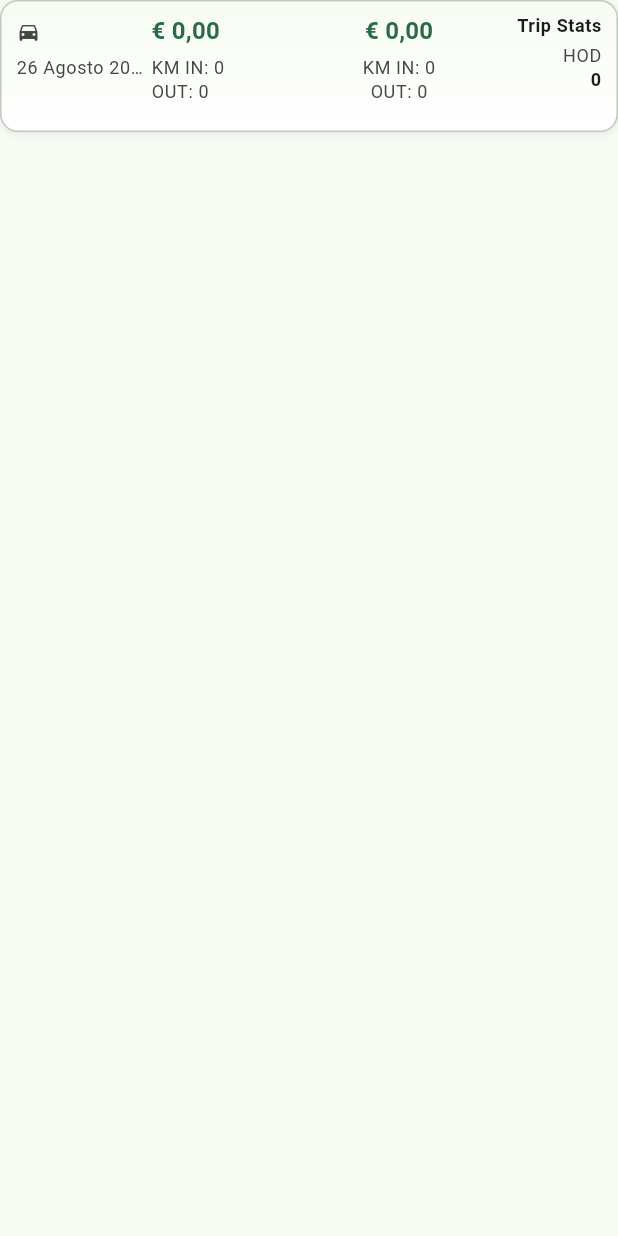
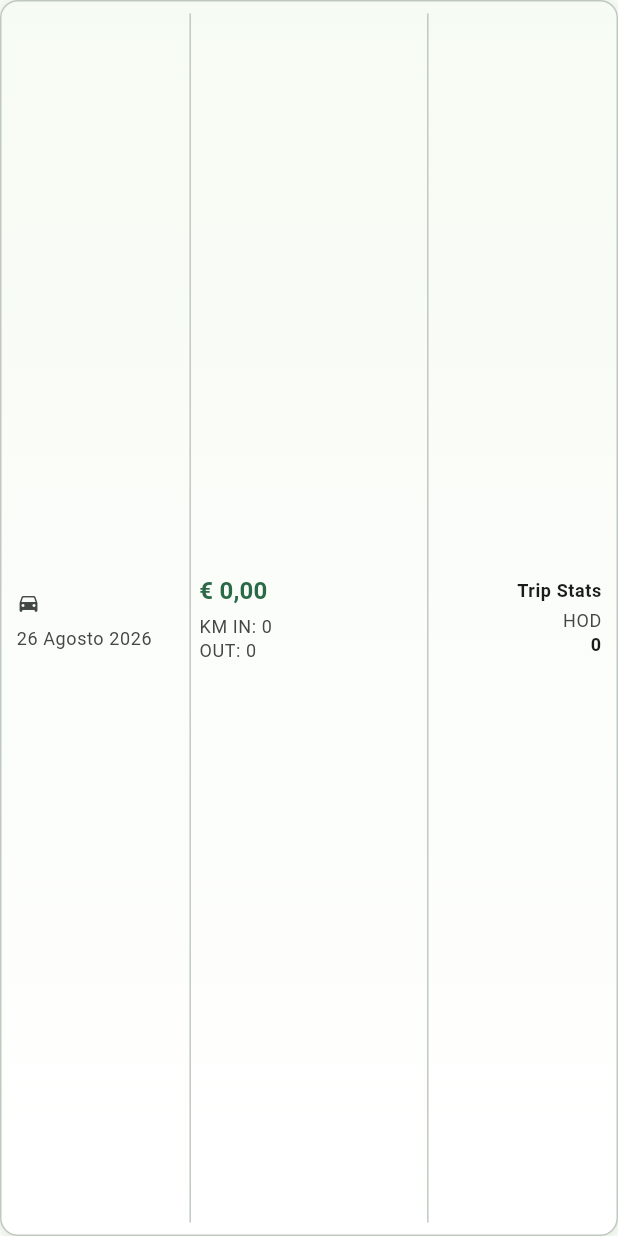
Before and after one commit to cleidson-machado/ride-driver-clean, a Flutter app: the _RecentRideDataTableCard widget shown alone on an empty page, opened directly with empty values, on a phone screen of 412 x 824 dp. Run offline on Flutter 3.47's test engine with Material 3 defaults, Android fonts, the phone set to English and light mode, and no system bars; our stand-ins replace get_it, sqflite; accounts and stored records are empty.

Commit message:
fix(tour_in_progress): remove duplicated right column in RecentRideDataTableCard from incomplete conflict resolution

```diff
--- a/lib/features/tour_in_progress/tour_in_progress_view.dart
+++ b/lib/features/tour_in_progress/tour_in_progress_view.dart
@@ -615,14 +615,13 @@
         ],
       ),
       child: Row(
-        crossAxisAlignment: CrossAxisAlignment.start,
+        crossAxisAlignment: CrossAxisAlignment.center,
         children: <Widget>[
           // Esquerda: ícone + número curto do passeio, data abaixo.
           Expanded(
             flex: 3,
             child: Column(
               mainAxisSize: MainAxisSize.min,
-              mainAxisAlignment: MainAxisAlignment.start,
               crossAxisAlignment: CrossAxisAlignment.start,
               children: <Widget>[
                 Row(
@@ -658,12 +657,12 @@
               ],
             ),
           ),
+          VerticalDivider(width: 12, thickness: 1, color: colorScheme.outlineVariant),
           // Centro: valor em euros e KM IN/OUT.
           Expanded(
             flex: 4,
             child: Column(
               mainAxisSize: MainAxisSize.min,
-              mainAxisAlignment: MainAxisAlignment.center,
               crossAxisAlignment: CrossAxisAlignment.start,
               children: <Widget>[
                 Text(
@@ -695,49 +694,12 @@
               ],
             ),
           ),
+          VerticalDivider(width: 12, thickness: 1, color: colorScheme.outlineVariant),
           // Direita: "Trip Stats" + HOD, alinhados à direita.
           Expanded(
             flex: 3,
             child: Column(
               mainAxisSize: MainAxisSize.min,
-              mainAxisAlignment: MainAxisAlignment.start,
-              crossAxisAlignment: CrossAxisAlignment.center,
-              children: <Widget>[
-                Text(
-                  RideFormatters.formatCurrency(item.cashSpent),
-                  maxLines: 1,
-                  overflow: TextOverflow.ellipsis,
-                  style: textTheme.titleMedium?.copyWith(
-                    fontWeight: FontWeight.w700,
-                    color: colorScheme.primary,
-                  ),
-                ),
-                const SizedBox(height: 4),
-                Text(
-                  'KM IN: ${RideFormatters.formatKm(item.kmIn)}',
-                  maxLines: 1,
-                  overflow: TextOverflow.ellipsis,
-                  style: textTheme.bodySmall?.copyWith(
-                    color: colorScheme.onSurfaceVariant,
-                  ),
-                ),
-                Text(
-                  'OUT: ${RideFormatters.formatKm(item.kmOut)}',
-                  maxLines: 1,
-                  overflow: TextOverflow.ellipsis,
-                  style: textTheme.bodySmall?.copyWith(
-                    color: colorScheme.onSurfaceVariant,
-                  ),
-                ),
-              ],
-            ),
-          ),
-          // Direita: "Trip Stats" + HOD, alinhados à direita.
-          Expanded(
-            flex: 3,
-            child: Column(
-              mainAxisSize: MainAxisSize.min,
-              mainAxisAlignment: MainAxisAlignment.start,
               crossAxisAlignment: CrossAxisAlignment.end,
               children: <Widget>[
                 Text(
```
